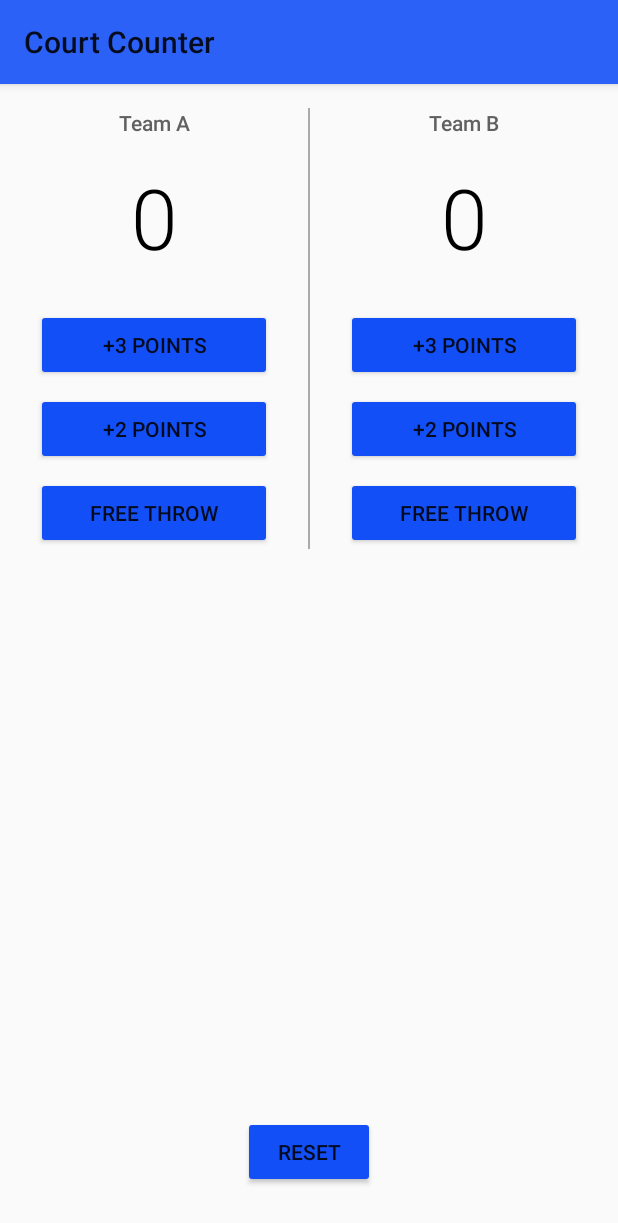
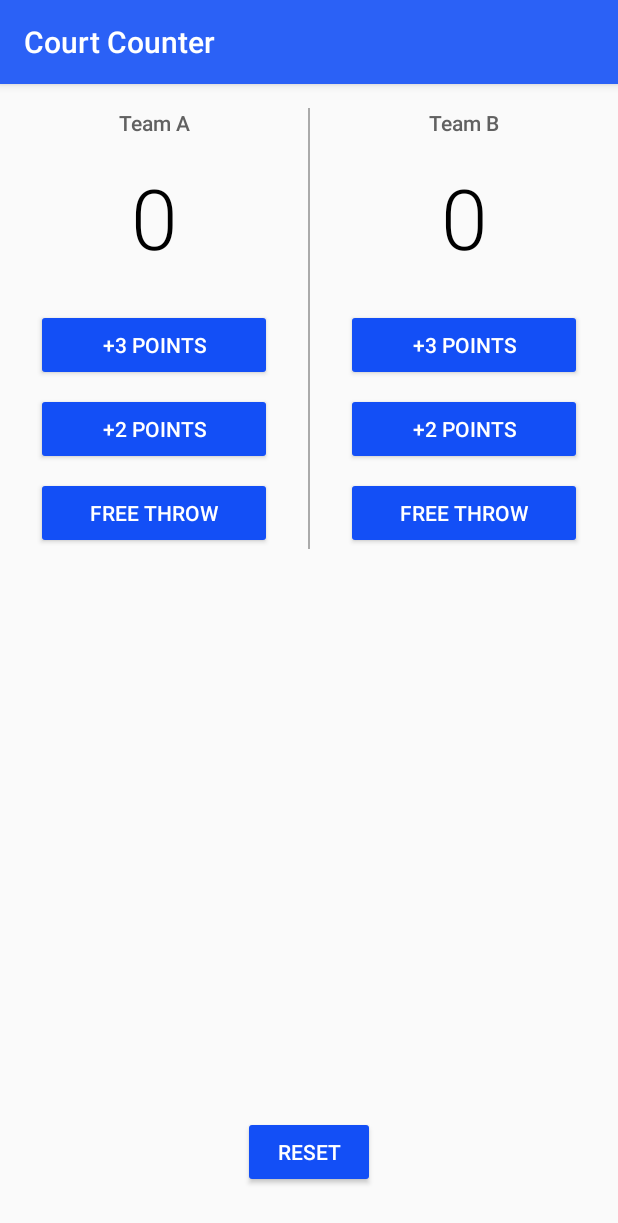
Before and after one commit to Fejiro001/CourtCounter, an Android app: the screen it shows after launch (MainActivity), on a phone screen of 412 x 824 dp. Shown: the top 1223 px of the screen. Run offline under Robolectric (Android 15) with nearby library versions, the phone set to English and light mode, and no system bars.

Commit message:
Changed some things

```diff
--- a/app/src/main/res/layout/activity_main.xml
+++ b/app/src/main/res/layout/activity_main.xml
@@ -24,7 +24,7 @@
                 android:paddingTop="16dp"
                 android:text="Team A"
                 android:textColor="#616161"
-                android:textSize="14sp" />
+                android:textSize="14sp"/>
 
             <TextView
                 android:id="@+id/team_a_score"
@@ -44,7 +44,8 @@
                 android:layout_marginTop="24dp"
                 android:layout_marginRight="24dp"
                 android:onClick="addThreeForTeamA"
-                android:text="+3 points" />
+                android:text="+3 points"
+                android:textColor="@android:color/white"/>
 
             <Button
                 android:layout_width="match_parent"
@@ -53,7 +54,8 @@
                 android:layout_marginTop="8dp"
                 android:layout_marginRight="24dp"
                 android:onClick="addTwoForTeamA"
-                android:text="+2 points" />
+                android:text="+2 points"
+                android:textColor="@android:color/white"/>
 
             <Button
                 android:layout_width="match_parent"
@@ -62,7 +64,8 @@
                 android:layout_marginTop="8dp"
                 android:layout_marginRight="24dp"
                 android:onClick="addOneForTeamA"
-                android:text="free throw" />
+                android:text="free throw"
+                android:textColor="@android:color/white"/>
 
         </LinearLayout>
 
@@ -106,7 +109,8 @@
                 android:layout_marginTop="24dp"
                 android:layout_marginRight="24dp"
                 android:onClick="addThreeForTeamB"
-                android:text="+3 points" />
+                android:text="+3 points"
+                android:textColor="@android:color/white"/>
 
             <Button
                 android:layout_width="match_parent"
@@ -115,7 +119,8 @@
                 android:layout_marginTop="8dp"
                 android:layout_marginRight="24dp"
                 android:onClick="addTwoForTeamB"
-                android:text="+2 points" />
+                android:text="+2 points"
+                android:textColor="@android:color/white"/>
 
             <Button
                 android:layout_width="match_parent"
@@ -124,7 +129,8 @@
                 android:layout_marginTop="8dp"
                 android:layout_marginRight="24dp"
                 android:onClick="addOneForTeamB"
-                android:text="free throw" />
+                android:text="free throw"
+                android:textColor="@android:color/white"/>
 
         </LinearLayout>
 
@@ -137,6 +143,7 @@
         android:layout_centerHorizontal="true"
         android:layout_marginBottom="32dp"
         android:onClick="resetScore"
-        android:text="reset" />
+        android:text="reset"
+        android:textColor="@android:color/white"/>
 
 </RelativeLayout>
--- a/app/src/main/res/values/styles.xml
+++ b/app/src/main/res/values/styles.xml
@@ -1,6 +1,6 @@
 <resources>
     <!-- Base application theme. -->
-    <style name="AppTheme" parent="Theme.AppCompat.Light">
+    <style name="AppTheme" parent="Theme.AppCompat.Light.DarkActionBar">
         <item name="colorPrimaryDark">#03237C</item>
         <!-- Primary theme color of the app (sets background color of app bar) -->
         <item name="colorPrimary">#2B61F6</item>
--- a/build.gradle
+++ b/build.gradle
@@ -7,7 +7,7 @@ buildscript {
         jcenter()
     }
     dependencies {
-        classpath 'com.android.tools.build:gradle:3.2.1'
+        classpath 'com.android.tools.build:gradle:3.6.3'
 
 
         // NOTE: Do not place your application dependencies here; they belong
```
Also changed, not shown: gradle/wrapper/gradle-wrapper.properties.
